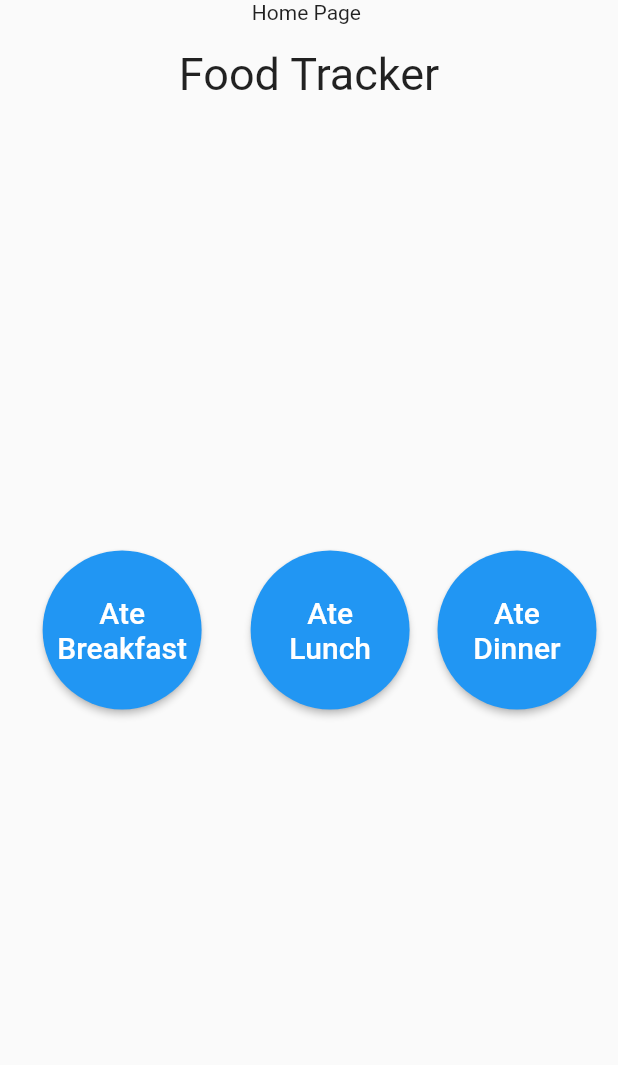
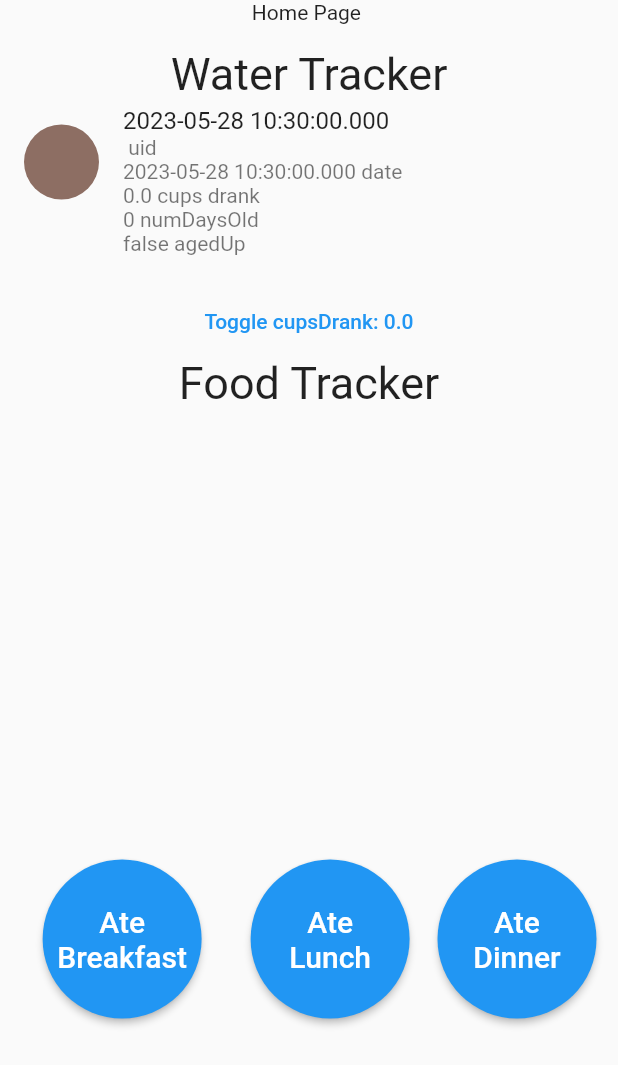
Before and after one commit to sharonm6/happy-home, a Flutter app: the Home screen opened directly with empty values, on a phone screen of 412 x 824 dp. Shown: the top 1065 px of the screen. Run offline on Flutter 3.47's test engine with Material 2 defaults, Android fonts, the phone set to English and light mode, and no system bars; our stand-ins replace cloud_firestore, firebase_auth, firebase_core, flutter_spinkit; accounts and stored records are empty; generated files the repository leaves out were written again.

Commit message:
Connect to water_log database and add ability to update info
Co-authored-by: Paris Haraguchi <pharaguc@uci.edu>

```diff
--- /dev/null
+++ b/lib/models/water_log.dart
@@ -0,0 +1,34 @@
+import 'package:cloud_firestore/cloud_firestore.dart';
+
+class WaterLog {
+  final String uid;
+  final DateTime date;
+  double cupsDrank;
+  int numDaysOld;
+  bool agedUp;
+
+  WaterLog({
+    required this.uid,
+    required this.date,
+    this.cupsDrank = 0.0,
+    this.numDaysOld = 0,
+    this.agedUp = false,
+  });
+
+  WaterLog.fromData(Map<String, dynamic> data)
+      : uid = data['uid'],
+        date = (data['date'] as Timestamp).toDate(),
+        cupsDrank = data['cupsDrank'] ?? 0.0,
+        numDaysOld = data['numDaysOld'] ?? 0,
+        agedUp = data['agedUp'] ?? false;
+
+  Map<String, dynamic> toJson() {
+    return {
+      'uid': uid,
+      'date': date,
+      'cupsDrank': cupsDrank,
+      'numDaysOld': numDaysOld,
+      'agedUp': agedUp,
+    };
+  }
+}
--- a/lib/screens/home/home_screen.dart
+++ b/lib/screens/home/home_screen.dart
@@ -3,6 +3,7 @@ import 'package:happy_home/config/color_constants.dart';
 import 'package:happy_home/components/rounded_rectangle.dart';
 import 'package:happy_home/models/user.dart';
 import 'package:happy_home/screens/home/food_tracker_screen.dart';
+import 'package:happy_home/screens/home/water_tracker_screen.dart';
 import 'package:happy_home/services/auth.dart';
 
 class HomeScreen extends StatefulWidget {
@@ -33,11 +34,11 @@ class _HomeScreenState extends State<HomeScreen> {
       Text(
         "Home Page ${_user.name}\n",
       ),
+      WaterTrackerScreen(uid: _user.uid),
       FoodTrackerScreen(uid: _user.uid),
       TextButton(
         child: Padding(
-            padding:
-                const EdgeInsets.symmetric(vertical: 5.0, horizontal: 10.0),
+          padding: const EdgeInsets.symmetric(vertical: 5.0, horizontal: 10.0),
           child: Text(
             'Logout',
           ),
@@ -46,7 +47,6 @@ class _HomeScreenState extends State<HomeScreen> {
           await _auth.signOut();
         },
       ),
-      ]
-    );
+    ]);
   }
 }
--- /dev/null
+++ b/lib/screens/home/water_tracker_screen.dart
@@ -0,0 +1,67 @@
+import 'package:flutter/material.dart';
+import 'package:happy_home/models/water_log.dart';
+import 'package:happy_home/components/loading.dart';
+import 'package:happy_home/services/database.dart';
+
+class WaterTrackerScreen extends StatefulWidget {
+  WaterTrackerScreen({Key? key, required String uid})
+      : _uid = uid,
+        super(key: key);
+
+  final String _uid;
+
+  @override
+  State<WaterTrackerScreen> createState() => _WaterTrackerScreenState();
+}
+
+class _WaterTrackerScreenState extends State<WaterTrackerScreen> {
+  late final DatabaseService databaseService;
+
+  @override
+  void initState() {
+    databaseService = DatabaseService(uid: widget._uid);
+
+    super.initState();
+  }
+
+  @override
+  Widget build(BuildContext context) {
+    return StreamBuilder<List<WaterLog>>(
+        stream: databaseService.waterLog,
+        builder: (context, mealSnapshot) {
+          if (mealSnapshot.hasData) {
+            List<WaterLog> waterInfos = mealSnapshot.data!;
+            WaterLog _waterLog = waterInfos[0];
+
+            return Column(children: [
+              Text('Water Tracker', style: TextStyle(fontSize: 30)),
+              ListTile(
+                leading: CircleAvatar(
+                  radius: 25.0,
+                  backgroundColor: Colors.brown[400],
+                ),
+                title: Text(_waterLog.date.toString()),
+                subtitle: Text(
+                  '${_waterLog.uid} uid\n'
+                  '${_waterLog.date} date\n'
+                  '${_waterLog.cupsDrank} cups drank\n'
+                  '${_waterLog.numDaysOld} numDaysOld\n'
+                  '${_waterLog.agedUp} agedUp\n',
+                ),
+              ),
+              TextButton(
+                  onPressed: () async => {
+                        await DatabaseService().updateWaterLogData(
+                            widget._uid, DateTime.now(),
+                            numCupsAdd: 1)
+                      },
+                  child: Text(
+                    "Toggle cupsDrank: ${_waterLog?.cupsDrank}",
+                  )),
+            ]);
+          } else {
+            return SizedBox(height: 0);
+          }
+        });
+  }
+}
--- a/lib/services/auth.dart
+++ b/lib/services/auth.dart
@@ -44,6 +44,8 @@ class AuthService {
       await DatabaseService(uid: user!.uid).updateUserData(name, email);
       await DatabaseService(uid: user!.uid)
           .createMealLog(user!.uid, DateTime.now());
+      await DatabaseService(uid: user!.uid)
+          .createWaterLog(user!.uid, DateTime.now());
       return _userFromFirebaseUser(user, name: name, email: email);
     } catch (error) {
       print(error.toString());
--- a/lib/services/database.dart
+++ b/lib/services/database.dart
@@ -1,6 +1,7 @@
 import 'package:happy_home/models/user.dart';
 import 'package:happy_home/models/meal_log.dart';
 import 'package:cloud_firestore/cloud_firestore.dart';
+import 'package:happy_home/models/water_log.dart';
 
 class DatabaseService {
   final String uid;
@@ -13,6 +14,9 @@ class DatabaseService {
 
   final CollectionReference mealLogCollection =
       FirebaseFirestore.instance.collection('meal_logs');
+
+  final CollectionReference waterLogCollection =
+      FirebaseFirestore.instance.collection('water_logs');
 
   // Users
 
@@ -135,4 +139,85 @@ class DatabaseService {
   }
 
   // WaterLogs
+
+  Future<void> createWaterLog(
+    String uid,
+    DateTime date,
+  ) async {
+    await waterLogCollection.add({
+      "uid": uid,
+      "date": date,
+      "cupsDrank": 0.0,
+      "numDaysOld": 0,
+      "agedUp": false,
+    });
+  }
+
+  Future<void> updateWaterLogData(
+    String uid,
+    DateTime date, {
+    double numCupsAdd = 0,
+  }) async {
+    List<dynamic> waterLogInfo = await getWaterLog(uid, date);
+    WaterLog currWaterLog = waterLogInfo[0];
+    String docId = waterLogInfo[1];
+
+    return await waterLogCollection.doc(docId).set({
+      'uid': uid,
+      'date': currWaterLog.date,
+      'cupsDrank': currWaterLog.cupsDrank + numCupsAdd,
+      'numDaysOld':
+          ((!currWaterLog.agedUp && currWaterLog.cupsDrank + numCupsAdd >= 8))
+              ? currWaterLog.numDaysOld + 1
+              : currWaterLog.numDaysOld,
+      'agedUp': currWaterLog.cupsDrank + numCupsAdd >= 8 ? true : false
+    });
+  }
+
+  WaterLog _waterLogFromSnapshot(DocumentSnapshot snapshot) {
+    Map<String, dynamic>? data = snapshot.data() as Map<String, dynamic>?;
+
+    return WaterLog.fromData(data ?? {});
+  }
+
+  Stream<List<WaterLog>> get waterLog {
+    return waterLogCollection
+        .where('uid', isEqualTo: uid)
+        .snapshots()
+        .map((snapshot) {
+      if (snapshot.docs.isNotEmpty) {
+        return snapshot.docs.map((doc) {
+          Map<String, dynamic>? data = doc.data() as Map<String, dynamic>?;
+
+          return _waterLogFromSnapshot(doc);
+        }).toList();
+      } else {
+        return [
+          WaterLog(
+            uid: uid,
+            date: DateTime.now(),
+          )
+        ];
+      }
+    });
+  }
+
+  Future<List<dynamic>> getWaterLog(String uid, DateTime date) async {
+    List<DateTime> dayRange = getDayRange(date);
+
+    QuerySnapshot querySnapshot = await waterLogCollection
+        .where('uid', isEqualTo: uid)
+        .where('date', isLessThanOrEqualTo: dayRange[1])
+        .where('date', isGreaterThanOrEqualTo: dayRange[0])
+        .get();
+
+    if (querySnapshot.docs.isNotEmpty) {
+      DocumentSnapshot documentSnapshot = querySnapshot.docs.first;
+      Map<String, dynamic> data =
+          documentSnapshot.data() as Map<String, dynamic>;
+      return [WaterLog.fromData(data), documentSnapshot.id];
+    } else {
+      throw Exception('No meal log found');
+    }
+  }
 }
```
Lines whose indentation alone changed are shown as unchanged.
